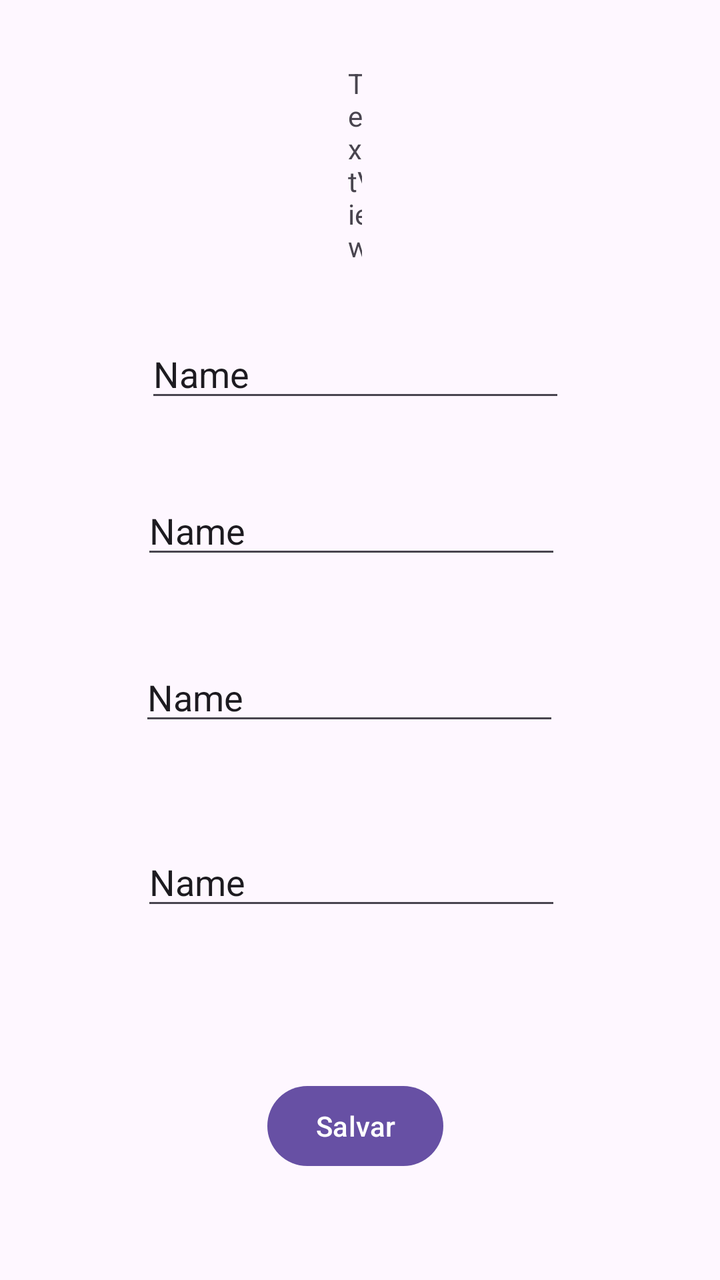
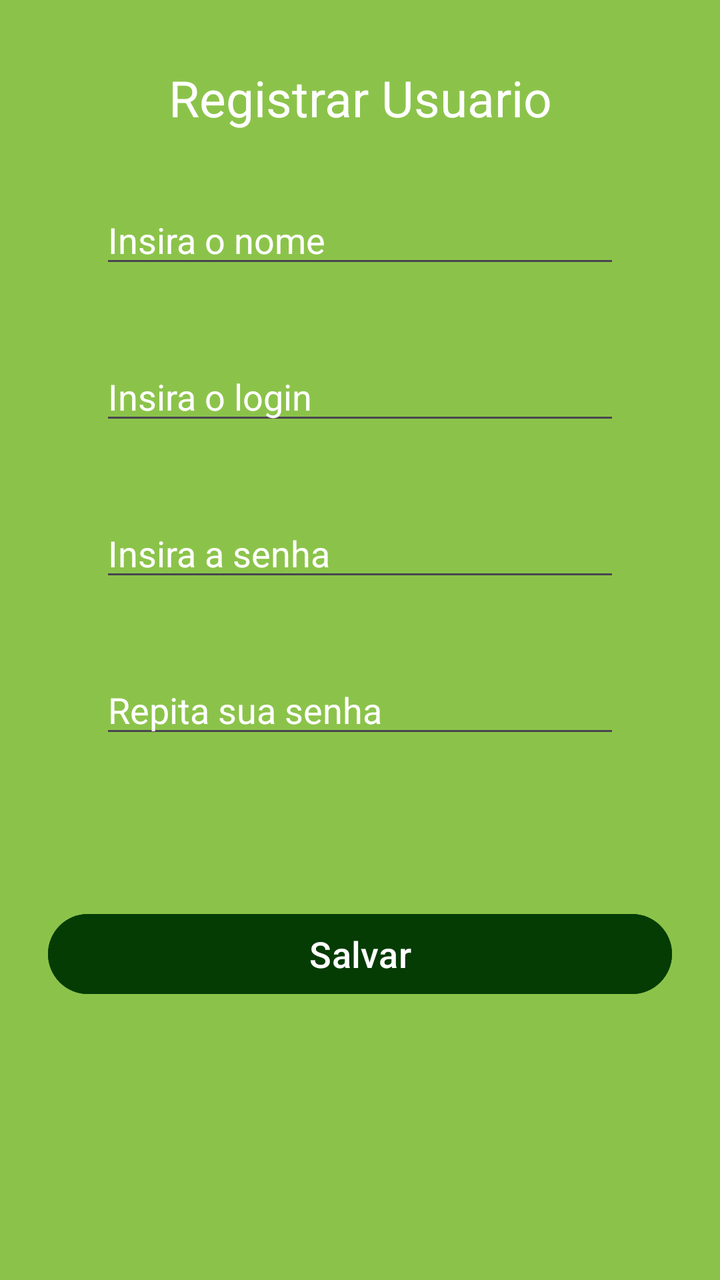

Screens rendered from an Android XML layout before and after an edit, with the pre-edit source and the edit as a unified diff.
<!-- AndroidManifest.xml: application theme Theme.AppLogin -->
<!-- res/layout/activity_registrar.xml -->
<?xml version="1.0" encoding="utf-8"?>
<androidx.constraintlayout.widget.ConstraintLayout xmlns:android="http://schemas.android.com/apk/res/android"
    xmlns:app="http://schemas.android.com/apk/res-auto"
    xmlns:tools="http://schemas.android.com/tools"
    android:layout_width="match_parent"
    android:layout_height="match_parent">

    <TextView
        android:id="@+id/txtTituloRegistrar"
        android:layout_width="match_parent"
        android:layout_height="wrap_content"
        android:layout_marginStart="174dp"
        android:layout_marginTop="32dp"
        android:layout_marginEnd="179dp"
        android:text="TextView"
        app:layout_constraintEnd_toEndOf="parent"
        app:layout_constraintStart_toStartOf="parent"
        app:layout_constraintTop_toTopOf="parent" />

    <EditText
        android:id="@+id/edtNome"
        android:layout_width="wrap_content"
        android:layout_height="wrap_content"
        android:layout_marginStart="98dp"
        android:layout_marginTop="32dp"
        android:layout_marginEnd="103dp"
        android:ems="10"
        android:inputType="text"
        android:text="Name"
        app:layout_constraintEnd_toEndOf="parent"
        app:layout_constraintStart_toStartOf="parent"
        app:layout_constraintTop_toBottomOf="@+id/txtTituloRegistrar" />

    <EditText
        android:id="@+id/edtLogin"
        android:layout_width="wrap_content"
        android:layout_height="wrap_content"
        android:layout_marginStart="96dp"
        android:layout_marginTop="37dp"
        android:layout_marginEnd="105dp"
        android:ems="10"
        android:inputType="text"
        android:text="Name"
        app:layout_constraintEnd_toEndOf="parent"
        app:layout_constraintStart_toStartOf="parent"
        app:layout_constraintTop_toBottomOf="@+id/edtNome" />

    <EditText
        android:id="@+id/edtSenha"
        android:layout_width="wrap_content"
        android:layout_height="wrap_content"
        android:layout_marginStart="95dp"
        android:layout_marginTop="42dp"
        android:layout_marginEnd="106dp"
        android:ems="10"
        android:inputType="text"
        android:text="Name"
        app:layout_constraintEnd_toEndOf="parent"
        app:layout_constraintStart_toStartOf="parent"
        app:layout_constraintTop_toBottomOf="@+id/edtLogin" />

    <EditText
        android:id="@+id/edtSenha2"
        android:layout_width="wrap_content"
        android:layout_height="wrap_content"
        android:layout_marginStart="96dp"
        android:layout_marginTop="51dp"
        android:layout_marginEnd="105dp"
        android:ems="10"
        android:inputType="text"
        android:text="Name"
        app:layout_constraintEnd_toEndOf="parent"
        app:layout_constraintStart_toStartOf="parent"
        app:layout_constraintTop_toBottomOf="@+id/edtSenha" />

    <Button
        android:id="@+id/btnSalvar"
        android:layout_width="wrap_content"
        android:layout_height="wrap_content"
        android:layout_marginStart="158dp"
        android:layout_marginTop="79dp"
        android:layout_marginEnd="163dp"
        android:text="Salvar"
        app:layout_constraintEnd_toEndOf="parent"
        app:layout_constraintStart_toStartOf="parent"
        app:layout_constraintTop_toBottomOf="@+id/edtSenha2" />
</androidx.constraintlayout.widget.ConstraintLayout>
<!-- resources referenced by this layout -->
<resources>
  <style name="Theme.AppLogin" parent="Base.Theme.AppLogin" />
  <style name="Base.Theme.AppLogin" parent="Theme.Material3.DayNight.NoActionBar">
          
          
      </style>
</resources>

<!-- the commit's change to res/layout/activity_registrar.xml (unified diff, before → after) -->
@@ -3,83 +3,98 @@
     xmlns:app="http://schemas.android.com/apk/res-auto"
     xmlns:tools="http://schemas.android.com/tools"
     android:layout_width="match_parent"
+    android:background="#8BC34A"
+    tools:context=".RegistrarActivity"
     android:layout_height="match_parent">
 
     <TextView
         android:id="@+id/txtTituloRegistrar"
         android:layout_width="match_parent"
         android:layout_height="wrap_content"
-        android:layout_marginStart="174dp"
+        android:layout_marginStart="24dp"
         android:layout_marginTop="32dp"
-        android:layout_marginEnd="179dp"
-        android:text="TextView"
+        android:layout_marginEnd="24dp"
+        android:text="Registrar Usuario"
+        android:textColor="@color/white"
+        android:textAlignment="center"
+        android:textSize="25sp"
         app:layout_constraintEnd_toEndOf="parent"
         app:layout_constraintStart_toStartOf="parent"
         app:layout_constraintTop_toTopOf="parent" />
 
     <EditText
         android:id="@+id/edtNome"
-        android:layout_width="wrap_content"
+        android:layout_width="match_parent"
         android:layout_height="wrap_content"
-        android:layout_marginStart="98dp"
+        android:layout_marginStart="50dp"
         android:layout_marginTop="32dp"
-        android:layout_marginEnd="103dp"
+        android:layout_marginEnd="50dp"
         android:ems="10"
+        android:hint="Insira o nome"
+        android:textColorHint="@color/white"
         android:inputType="text"
-        android:text="Name"
+        android:textColor="@color/white"
         app:layout_constraintEnd_toEndOf="parent"
         app:layout_constraintStart_toStartOf="parent"
         app:layout_constraintTop_toBottomOf="@+id/txtTituloRegistrar" />
 
     <EditText
         android:id="@+id/edtLogin"
-        android:layout_width="wrap_content"
+        android:layout_width="match_parent"
         android:layout_height="wrap_content"
-        android:layout_marginStart="96dp"
+        android:layout_marginStart="50dp"
         android:layout_marginTop="37dp"
-        android:layout_marginEnd="105dp"
+        android:layout_marginEnd="50dp"
         android:ems="10"
+        android:hint="Insira o login"
+        android:textColorHint="@color/white"
         android:inputType="text"
-        android:text="Name"
+        android:textColor="@color/white"
         app:layout_constraintEnd_toEndOf="parent"
         app:layout_constraintStart_toStartOf="parent"
         app:layout_constraintTop_toBottomOf="@+id/edtNome" />
 
     <EditText
         android:id="@+id/edtSenha"
-        android:layout_width="wrap_content"
+        android:layout_width="match_parent"
         android:layout_height="wrap_content"
-        android:layout_marginStart="95dp"
-        android:layout_marginTop="42dp"
-        android:layout_marginEnd="106dp"
+        android:layout_marginStart="50dp"
+        android:layout_marginTop="37dp"
+        android:layout_marginEnd="50dp"
         android:ems="10"
+        android:hint="Insira a senha"
+        android:textColorHint="@color/white"
         android:inputType="text"
-        android:text="Name"
+        android:textColor="@color/white"
         app:layout_constraintEnd_toEndOf="parent"
         app:layout_constraintStart_toStartOf="parent"
         app:layout_constraintTop_toBottomOf="@+id/edtLogin" />
 
     <EditText
         android:id="@+id/edtSenha2"
-        android:layout_width="wrap_content"
+        android:layout_width="match_parent"
         android:layout_height="wrap_content"
-        android:layout_marginStart="96dp"
-        android:layout_marginTop="51dp"
-        android:layout_marginEnd="105dp"
+        android:layout_marginStart="50dp"
+        android:layout_marginTop="37dp"
+        android:layout_marginEnd="50dp"
         android:ems="10"
+        android:hint="Repita sua senha"
+        android:textColorHint="@color/white"
         android:inputType="text"
-        android:text="Name"
+        android:textColor="@color/white"
         app:layout_constraintEnd_toEndOf="parent"
         app:layout_constraintStart_toStartOf="parent"
         app:layout_constraintTop_toBottomOf="@+id/edtSenha" />
 
     <Button
         android:id="@+id/btnSalvar"
-        android:layout_width="wrap_content"
+        android:layout_width="match_parent"
         android:layout_height="wrap_content"
-        android:layout_marginStart="158dp"
+        android:layout_marginStart="24dp"
         android:layout_marginTop="79dp"
-        android:layout_marginEnd="163dp"
+        android:layout_marginEnd="24dp"
+        android:backgroundTint="#043C04"
+        android:textSize="18sp"
         android:text="Salvar"
         app:layout_constraintEnd_toEndOf="parent"
         app:layout_constraintStart_toStartOf="parent"
<!-- resource entries referenced after the edit -->
@@ -1,5 +1,6 @@
 <!-- resources referenced by this layout -->
 <resources>
+  <color name="white">#FFFFFFFF</color>
   <style name="Theme.AppLogin" parent="Base.Theme.AppLogin" />
   <style name="Base.Theme.AppLogin" parent="Theme.Material3.DayNight.NoActionBar">
           
